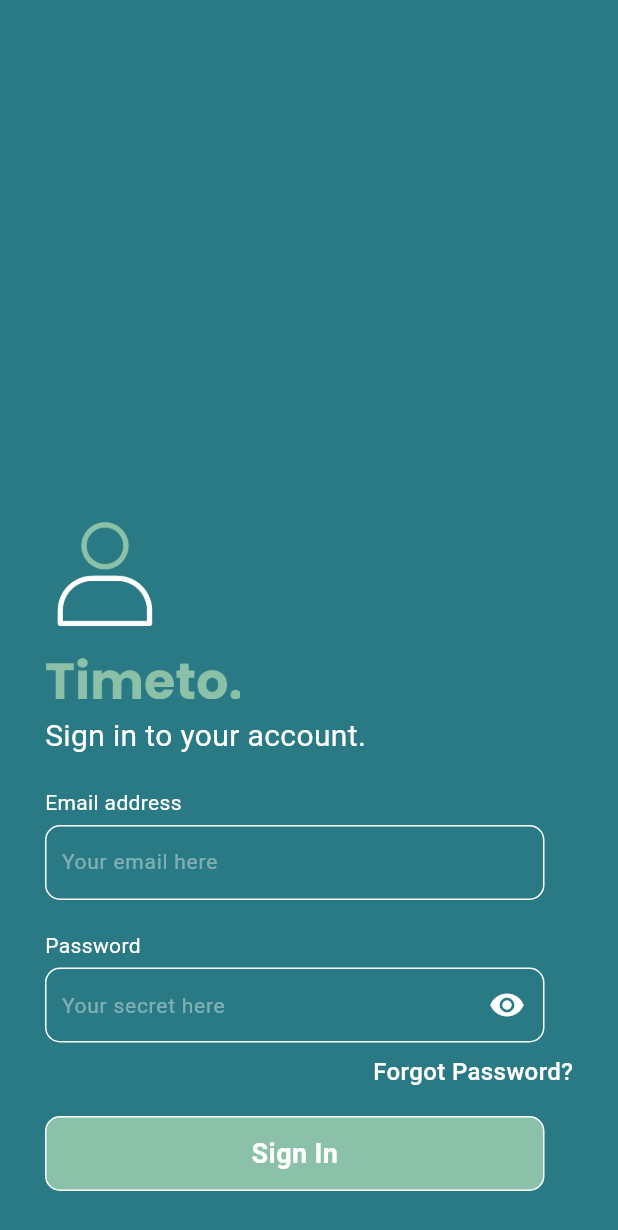
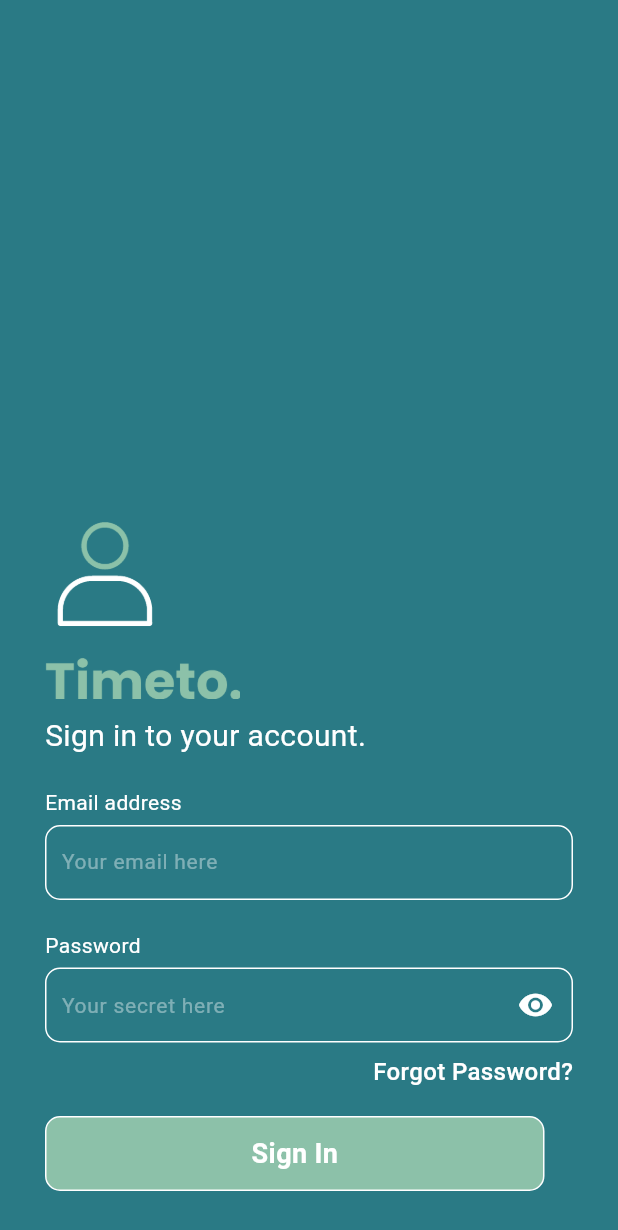
Before and after one commit to dhrisyapn/timeto, a Flutter app: the screen it shows after launch, on a phone screen of 412 x 824 dp. Shown: the top 1230 px of the screen. Run offline on Flutter 3.47's test engine with Material 3 defaults, Android fonts, the phone set to English and light mode, and no system bars; our stand-ins replace device_preview, firebase_core; accounts and stored records are empty; Roboto replaces fonts that are missing (Poppins).

Commit message:
Update signin.dart

```diff
--- a/lib/signin.dart
+++ b/lib/signin.dart
@@ -69,7 +69,7 @@ class _SigninPageState extends State<SigninPage> {
               height: 5,
             ),
             Container(
-              width: 333,
+              width: double.infinity,
               height: 50,
               decoration: ShapeDecoration(
                 shape: RoundedRectangleBorder(
@@ -112,7 +112,7 @@ class _SigninPageState extends State<SigninPage> {
               height: 5,
             ),
             Container(
-              width: 333,
+              width: double.infinity,
               height: 50,
               decoration: ShapeDecoration(
                 shape: RoundedRectangleBorder(
```
